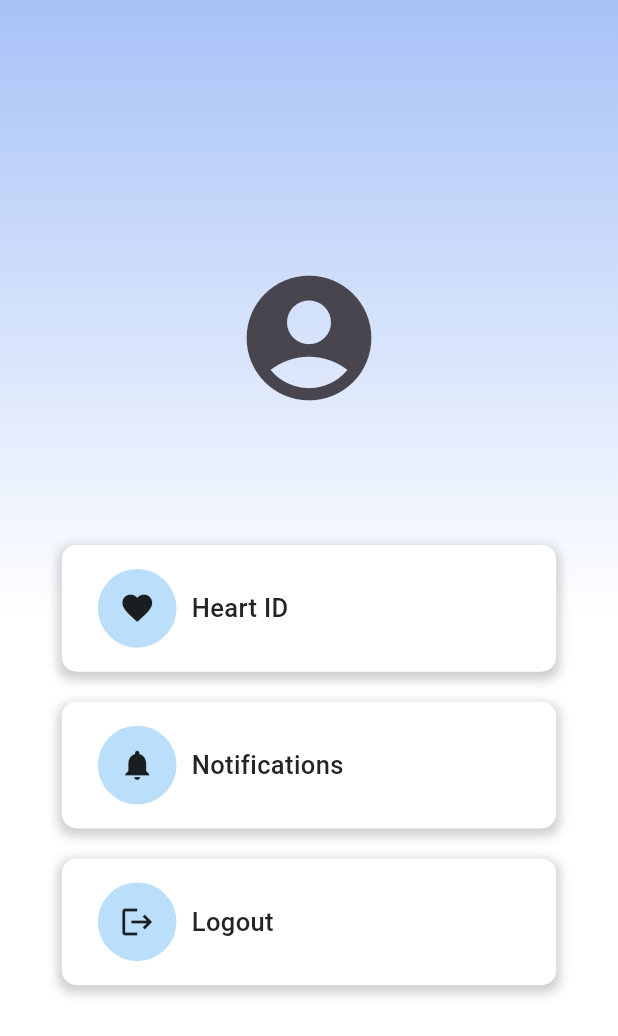
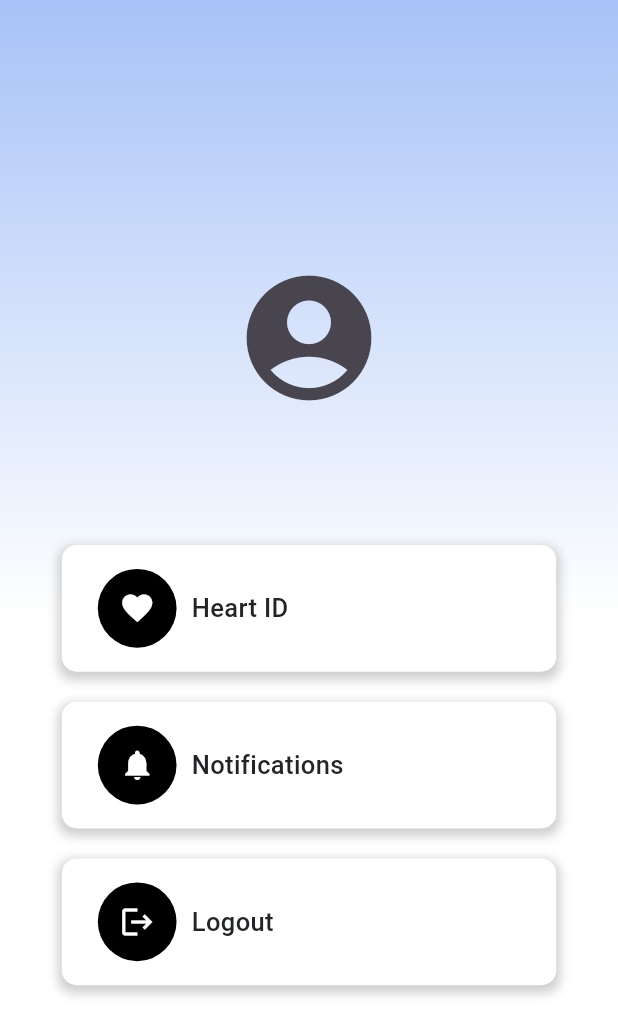
Before and after one commit to Affinity-App/Affinity-App, a Flutter app: the SettingsPage screen opened by its route, on a phone screen of 412 x 824 dp. Shown: the top 1036 px of the screen. Run offline on Flutter 3.47's test engine with Material 3 defaults, Android fonts, the light colour scheme and no system bars; drawn by our look-alikes of getwidget; our stand-ins replace cloud_firestore, csv, firebase_auth, firebase_core, fl_chart, flutter_rating_bar and 6 more; accounts and stored records are empty; Roboto replaces fonts that are missing (RaleWay).

Commit message:
changed the avatar color and icon color to be white icon on black background

```diff
--- a/cardiacengineering_app/lib/pages/dev_settings/settings_page.dart
+++ b/cardiacengineering_app/lib/pages/dev_settings/settings_page.dart
@@ -107,7 +107,8 @@ class _SettingsPageState extends State<SettingsPage> {
                   ),
                   child: const GFListTile(
                     avatar: GFAvatar(
-                      child: Icon(Icons.favorite),
+                      backgroundColor: Colors.black,
+                      child: Icon(Icons.favorite, color: Colors.white),
                     ),
                     titleText: 'Heart ID',
                     // subTitleText: 'Lorem ipsum dolor sit amet, consectetur adipiscing',
@@ -144,7 +145,8 @@ class _SettingsPageState extends State<SettingsPage> {
                   ),
                   child: const GFListTile(
                     avatar: GFAvatar(
-                      child: Icon(Icons.notifications),
+                      backgroundColor: Colors.black,
+                      child: Icon(Icons.notifications, color: Colors.white),
                     ),
                     titleText: 'Notifications',
                     // subTitleText: 'Lorem ipsum dolor sit amet, consectetur adipiscing',
@@ -181,7 +183,8 @@ class _SettingsPageState extends State<SettingsPage> {
                   ),
                   child: const GFListTile(
                     avatar: GFAvatar(
-                      child: Icon(Icons.logout),
+                      backgroundColor: Colors.black,
+                      child: Icon(Icons.logout, color: Colors.white),
                     ),
                     titleText: 'Logout',
                   ),
```
